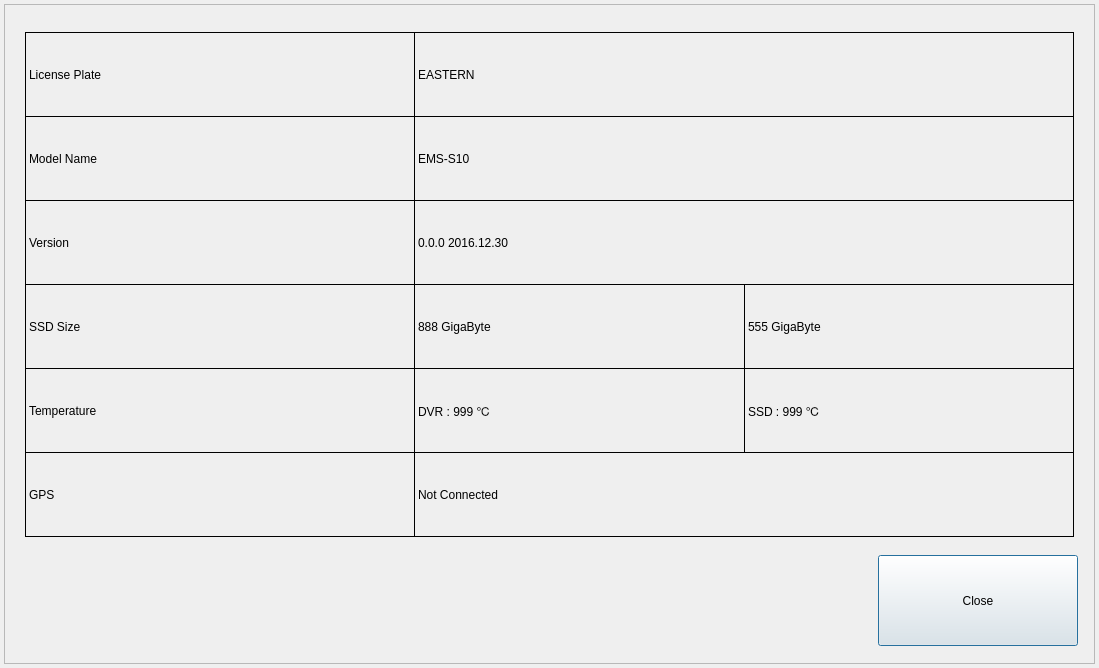
The window that gui/mainwidget/src/dvrsetup/system/information/informationdialog.ui (yjsin-emastec/neptune) describes before a commit, drawn with Qt 5.
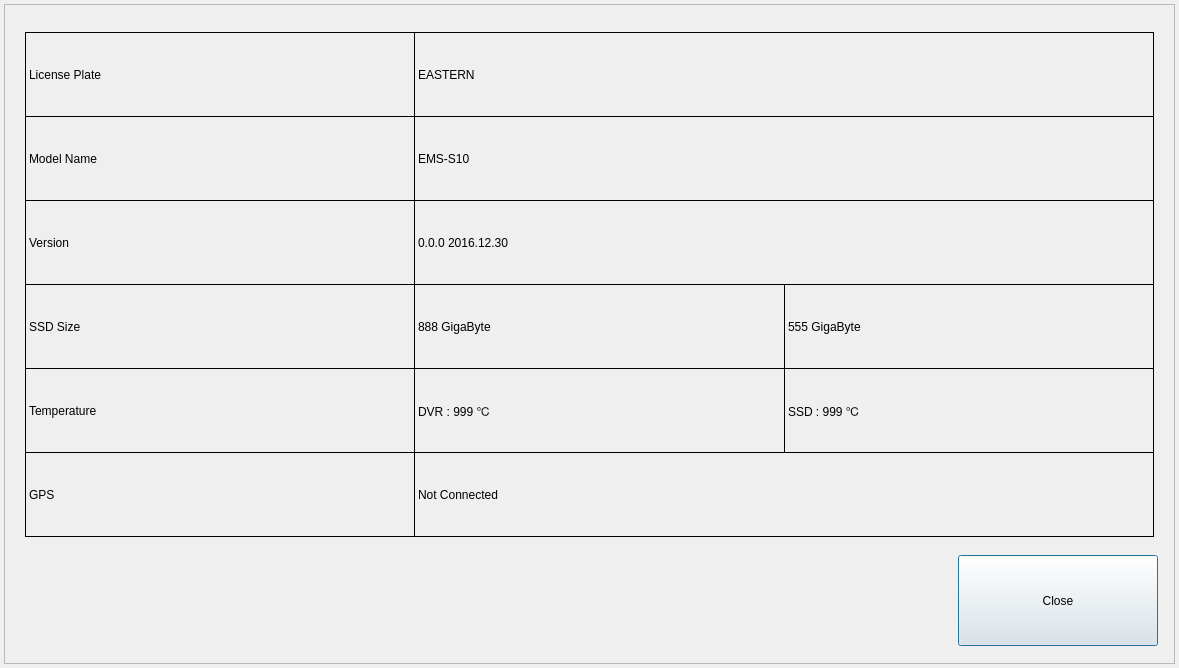
The same window after the commit.

Commit message: Fix label and font size in information dialog 원인 - 저장장치 용량이 3자리 이상 넘어가면 표시되는 문자가 잘림 - 'License Plate' -> 'License Plate No.' 문구수정 할때 라벨 크기를 조절하여 발생 내용 - 대화상자 전체크기 및 폰트크기 조절하여 4자리까지 표시되도록 수정

The edit to the form file:
```diff
--- a/gui/mainwidget/src/dvrsetup/system/information/informationdialog.ui
+++ b/gui/mainwidget/src/dvrsetup/system/information/informationdialog.ui
@@ -6,7 +6,7 @@
    <rect>
     <x>0</x>
     <y>0</y>
-    <width>1099</width>
+    <width>1179</width>
     <height>668</height>
    </rect>
   </property>
@@ -18,7 +18,7 @@
     <rect>
      <x>4</x>
      <y>4</y>
-     <width>1091</width>
+     <width>1171</width>
      <height>660</height>
     </rect>
    </property>
@@ -47,7 +47,7 @@
    <widget class="QPushButton" name="buttonClose">
     <property name="geometry">
      <rect>
-      <x>874</x>
+      <x>954</x>
       <y>551</y>
       <width>200</width>
       <height>91</height>
@@ -126,7 +126,7 @@
      <rect>
       <x>410</x>
       <y>28</y>
-      <width>660</width>
+      <width>740</width>
       <height>85</height>
      </rect>
     </property>
@@ -145,7 +145,7 @@
      <rect>
       <x>410</x>
       <y>112</y>
-      <width>660</width>
+      <width>740</width>
       <height>85</height>
      </rect>
     </property>
@@ -164,7 +164,7 @@
      <rect>
       <x>410</x>
       <y>196</y>
-      <width>660</width>
+      <width>740</width>
       <height>85</height>
      </rect>
     </property>
@@ -183,7 +183,7 @@
      <rect>
       <x>410</x>
       <y>280</y>
-      <width>331</width>
+      <width>371</width>
       <height>85</height>
      </rect>
     </property>
@@ -200,9 +200,9 @@
    <widget class="QLabel" name="labelEventSize2">
     <property name="geometry">
      <rect>
-      <x>740</x>
+      <x>780</x>
       <y>280</y>
-      <width>330</width>
+      <width>370</width>
       <height>85</height>
      </rect>
     </property>
@@ -221,7 +221,7 @@
      <rect>
       <x>410</x>
       <y>448</y>
-      <width>660</width>
+      <width>740</width>
       <height>85</height>
      </rect>
     </property>
@@ -238,9 +238,9 @@
    <widget class="QLabel" name="labelDiskTemperature">
     <property name="geometry">
      <rect>
-      <x>740</x>
+      <x>780</x>
       <y>364</y>
-      <width>330</width>
+      <width>370</width>
       <height>85</height>
      </rect>
     </property>
@@ -259,7 +259,7 @@
      <rect>
       <x>410</x>
       <y>364</y>
-      <width>331</width>
+      <width>371</width>
       <height>85</height>
      </rect>
     </property>
```
The commit also changes 1 other file.
